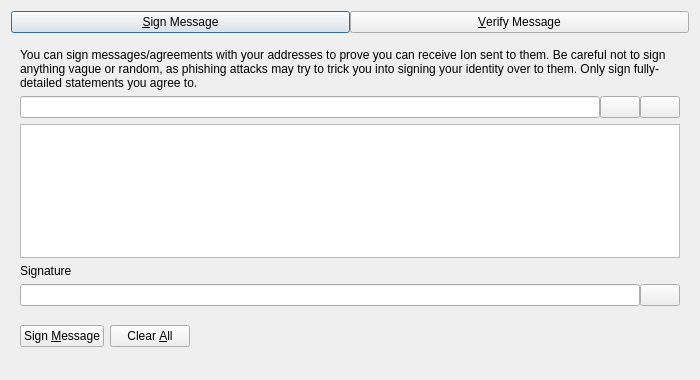
This is src/qt/forms/signverifymessagedialog.ui in ioncoincore/ion as Qt 5 draws it before an edit. The edited form follows.
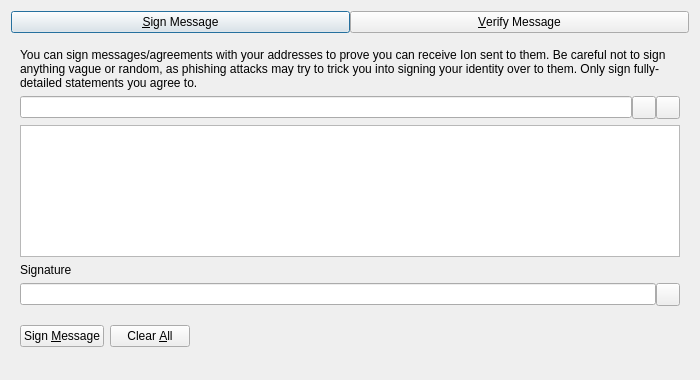
This is the edited form. Custom widgets are drawn as their Qt base class.

What changed in the file:
```diff
--- a/src/qt/forms/signverifymessagedialog.ui
+++ b/src/qt/forms/signverifymessagedialog.ui
@@ -86,7 +86,7 @@
           </widget>
          </item>
          <item>
-          <widget class="QPushButton" name="addressBookButton_SM">
+          <widget class="QToolButton" name="addressBookButton_SM">
            <property name="toolTip">
             <string>Choose previously used address</string>
            </property>
@@ -96,13 +96,10 @@
            <property name="shortcut">
             <string>Alt+A</string>
            </property>
-           <property name="autoDefault">
-            <bool>false</bool>
-           </property>
           </widget>
          </item>
          <item>
-          <widget class="QPushButton" name="pasteButton_SM">
+          <widget class="QToolButton" name="pasteButton_SM">
            <property name="toolTip">
             <string>Paste address from clipboard</string>
            </property>
@@ -112,9 +109,6 @@
            <property name="shortcut">
             <string>Alt+P</string>
            </property>
-           <property name="autoDefault">
-            <bool>false</bool>
-           </property>
           </widget>
          </item>
         </layout>
@@ -149,16 +143,13 @@
           </widget>
          </item>
          <item>
-          <widget class="QPushButton" name="copySignatureButton_SM">
+          <widget class="QToolButton" name="copySignatureButton_SM">
            <property name="toolTip">
             <string>Copy the current signature to the system clipboard</string>
            </property>
            <property name="text">
             <string/>
            </property>
-           <property name="autoDefault">
-            <bool>false</bool>
-           </property>
           </widget>
          </item>
         </layout>
```
Left out of the diff: 5 changed lines with no effect on the pictures.
